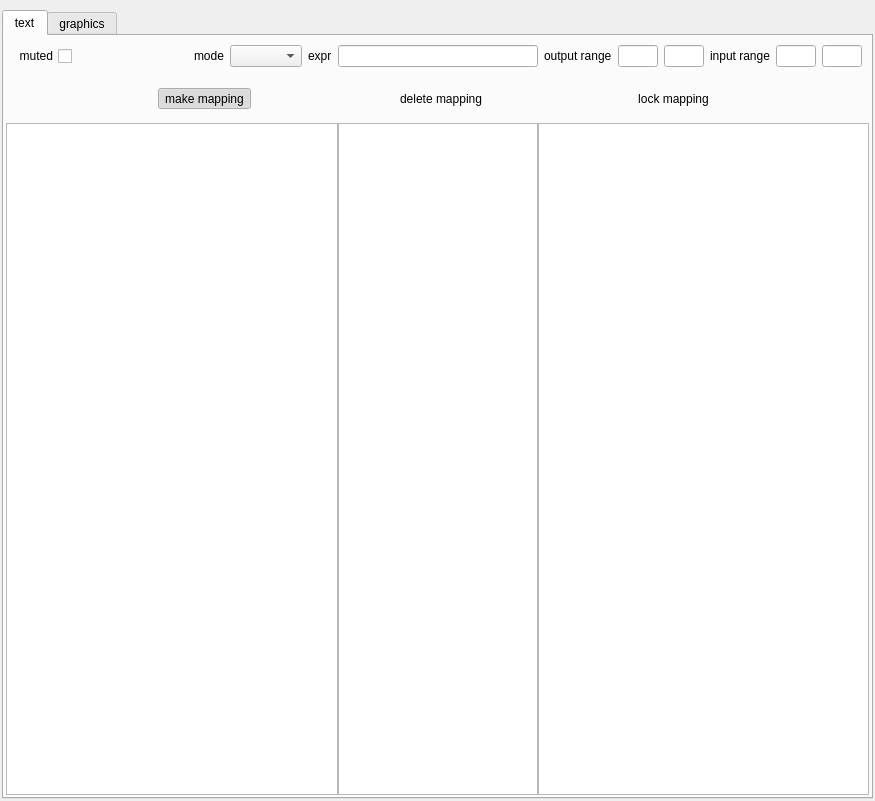
Qt form gui/form.ui (vijayrudraraju/qtmapper) before a commit.
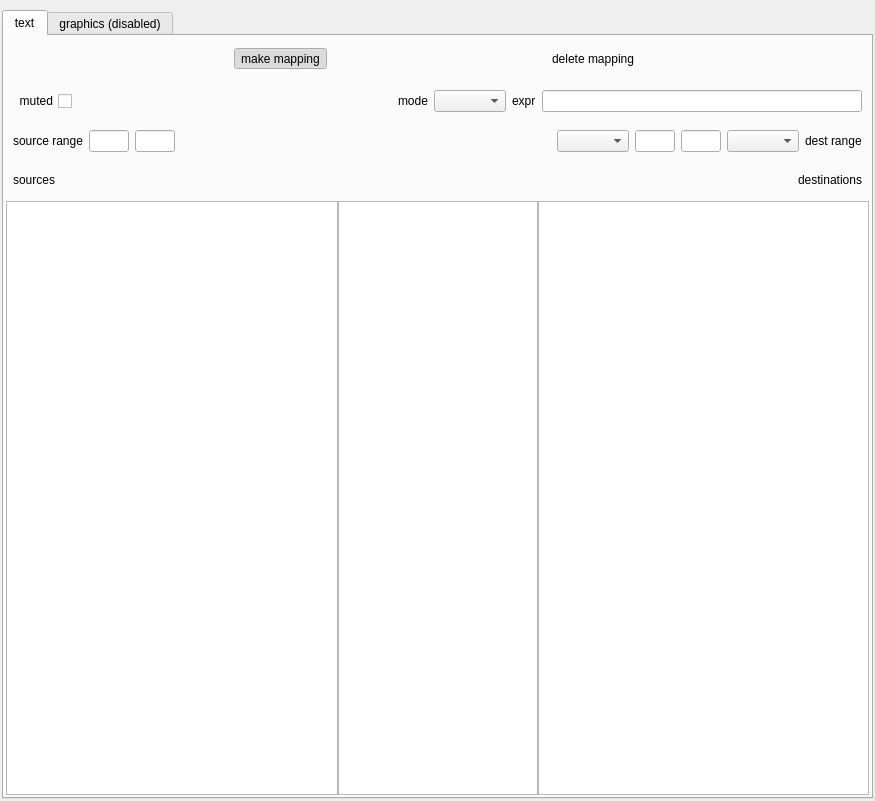
The same form after that commit. Custom widgets are drawn as their Qt base class.

Commit message: mapping parameter gui work backup

```diff
--- a/gui/form.ui
+++ b/gui/form.ui
@@ -52,6 +52,9 @@
      <property name="usesScrollButtons">
       <bool>false</bool>
      </property>
+     <property name="tabsClosable">
+      <bool>false</bool>
+     </property>
      <property name="movable">
       <bool>false</bool>
      </property>
@@ -72,6 +75,74 @@
        <property name="margin">
         <number>0</number>
        </property>
+       <item>
+        <widget class="QWidget" name="widget_2" native="true">
+         <property name="enabled">
+          <bool>true</bool>
+         </property>
+         <property name="sizePolicy">
+          <sizepolicy hsizetype="Preferred" vsizetype="Fixed">
+           <horstretch>0</horstretch>
+           <verstretch>0</verstretch>
+          </sizepolicy>
+         </property>
+         <layout class="QHBoxLayout" name="horizontalLayout_4">
+          <property name="spacing">
+           <number>0</number>
+          </property>
+          <property name="margin">
+           <number>12</number>
+          </property>
+          <item>
+           <widget class="QToolButton" name="makeButton">
+            <property name="enabled">
+             <bool>true</bool>
+            </property>
+            <property name="focusPolicy">
+             <enum>Qt::NoFocus</enum>
+            </property>
+            <property name="text">
+             <string>make mapping</string>
+            </property>
+            <property name="checkable">
+             <bool>true</bool>
+            </property>
+            <property name="checked">
+             <bool>true</bool>
+            </property>
+            <property name="autoExclusive">
+             <bool>true</bool>
+            </property>
+            <property name="autoRaise">
+             <bool>true</bool>
+            </property>
+           </widget>
+          </item>
+          <item>
+           <widget class="QToolButton" name="deleteButton">
+            <property name="enabled">
+             <bool>true</bool>
+            </property>
+            <property name="focusPolicy">
+             <enum>Qt::NoFocus</enum>
+            </property>
+            <property name="text">
+             <string>delete mapping</string>
+            </property>
+            <property name="checkable">
+             <bool>true</bool>
+            </property>
+            <property name="autoExclusive">
+             <bool>true</bool>
+            </property>
+            <property name="autoRaise">
+             <bool>true</bool>
+            </property>
+           </widget>
+          </item>
+         </layout>
+        </widget>
+       </item>
        <item>
         <widget class="QWidget" name="widget_3" native="true">
          <property name="sizePolicy">
@@ -141,15 +212,27 @@
             </property>
            </widget>
           </item>
+         </layout>
+        </widget>
+       </item>
+       <item>
+        <widget class="QWidget" name="widget_4" native="true">
+         <property name="sizePolicy">
+          <sizepolicy hsizetype="Preferred" vsizetype="Fixed">
+           <horstretch>0</horstretch>
+           <verstretch>0</verstretch>
+          </sizepolicy>
+         </property>
+         <layout class="QHBoxLayout" name="horizontalLayout_5">
           <item>
            <widget class="QLabel" name="label_3">
             <property name="text">
-             <string>output range</string>
+             <string>source range</string>
             </property>
            </widget>
           </item>
           <item>
-           <widget class="QLineEdit" name="lineEdit_1">
+           <widget class="QLineEdit" name="sourceMinRangeEdit">
             <property name="sizePolicy">
              <sizepolicy hsizetype="Fixed" vsizetype="Fixed">
               <horstretch>0</horstretch>
@@ -168,7 +251,7 @@
            </widget>
           </item>
           <item>
-           <widget class="QLineEdit" name="lineEdit_2">
+           <widget class="QLineEdit" name="sourceMaxRangeEdit">
             <property name="sizePolicy">
              <sizepolicy hsizetype="Fixed" vsizetype="Fixed">
               <horstretch>0</horstretch>
@@ -186,48 +269,67 @@
             </property>
            </widget>
           </item>
+          <item>
+           <spacer name="horizontalSpacer_3">
+            <property name="orientation">
+             <enum>Qt::Horizontal</enum>
+            </property>
+            <property name="sizeHint" stdset="0">
+             <size>
+              <width>40</width>
+              <height>20</height>
+             </size>
+            </property>
+           </spacer>
+          </item>
+          <item>
+           <widget class="QComboBox" name="minClipTypeComboBox"/>
+          </item>
+          <item>
+           <widget class="QLineEdit" name="destMinRangeEdit">
+            <property name="sizePolicy">
+             <sizepolicy hsizetype="Fixed" vsizetype="Fixed">
+              <horstretch>0</horstretch>
+              <verstretch>0</verstretch>
+             </sizepolicy>
+            </property>
+            <property name="maximumSize">
+             <size>
+              <width>40</width>
+              <height>16777215</height>
+             </size>
+            </property>
+            <property name="focusPolicy">
+             <enum>Qt::StrongFocus</enum>
+            </property>
+           </widget>
+          </item>
+          <item>
+           <widget class="QLineEdit" name="destMaxRangeEdit">
+            <property name="sizePolicy">
+             <sizepolicy hsizetype="Fixed" vsizetype="Fixed">
+              <horstretch>0</horstretch>
+              <verstretch>0</verstretch>
+             </sizepolicy>
+            </property>
+            <property name="maximumSize">
+             <size>
+              <width>40</width>
+              <height>16777215</height>
+             </size>
+            </property>
+            <property name="focusPolicy">
+             <enum>Qt::StrongFocus</enum>
+            </property>
+           </widget>
+          </item>
+          <item>
+           <widget class="QComboBox" name="maxClipTypeComboBox"/>
+          </item>
           <item>
            <widget class="QLabel" name="label_13">
             <property name="text">
-             <string>input range</string>
-            </property>
-           </widget>
-          </item>
-          <item>
-           <widget class="QLineEdit" name="lineEdit_3">
-            <property name="sizePolicy">
-             <sizepolicy hsizetype="Fixed" vsizetype="Fixed">
-              <horstretch>0</horstretch>
-              <verstretch>0</verstretch>
-             </sizepolicy>
-            </property>
-            <property name="maximumSize">
-             <size>
-              <width>40</width>
-              <height>16777215</height>
-             </size>
-            </property>
-            <property name="focusPolicy">
-             <enum>Qt::StrongFocus</enum>
-            </property>
-           </widget>
-          </item>
-          <item>
-           <widget class="QLineEdit" name="lineEdit_4">
-            <property name="sizePolicy">
-             <sizepolicy hsizetype="Fixed" vsizetype="Fixed">
-              <horstretch>0</horstretch>
-              <verstretch>0</verstretch>
-             </sizepolicy>
-            </property>
-            <property name="maximumSize">
-             <size>
-              <width>40</width>
-              <height>16777215</height>
-             </size>
-            </property>
-            <property name="focusPolicy">
-             <enum>Qt::StrongFocus</enum>
+             <string>dest range</string>
             </property>
            </widget>
           </item>
@@ -235,89 +337,38 @@
         </widget>
        </item>
        <item>
-        <widget class="QWidget" name="widget_2" native="true">
-         <property name="enabled">
-          <bool>true</bool>
-         </property>
+        <widget class="QWidget" name="horizontalWidget" native="true">
          <property name="sizePolicy">
           <sizepolicy hsizetype="Preferred" vsizetype="Fixed">
            <horstretch>0</horstretch>
            <verstretch>0</verstretch>
           </sizepolicy>
          </property>
-         <layout class="QHBoxLayout" name="horizontalLayout_4">
-          <property name="spacing">
-           <number>0</number>
-          </property>
-          <property name="margin">
-           <number>12</number>
-          </property>
+         <layout class="QHBoxLayout" name="horizontalLayout_2">
           <item>
-           <widget class="QToolButton" name="makeButton">
-            <property name="enabled">
-             <bool>true</bool>
-            </property>
-            <property name="focusPolicy">
-             <enum>Qt::NoFocus</enum>
-            </property>
+           <widget class="QLabel" name="label_17">
             <property name="text">
-             <string>make mapping</string>
+             <string>sources</string>
             </property>
-            <property name="checkable">
-             <bool>true</bool>
-            </property>
-            <property name="checked">
-             <bool>true</bool>
-            </property>
-            <property name="autoExclusive">
-             <bool>true</bool>
-            </property>
-            <property name="autoRaise">
-             <bool>true</bool>
-            </property>
            </widget>
           </item>
           <item>
-           <widget class="QToolButton" name="deleteButton">
-            <property name="enabled">
-             <bool>true</bool>
+           <spacer name="horizontalSpacer_2">
+            <property name="orientation">
+             <enum>Qt::Horizontal</enum>
             </property>
-            <property name="focusPolicy">
-             <enum>Qt::NoFocus</enum>
+            <property name="sizeHint" stdset="0">
+             <size>
+              <width>40</width>
+              <height>20</height>
+             </size>
             </property>
-            <property name="text">
-             <string>delete mapping</string>
-            </property>
-            <property name="checkable">
-             <bool>true</bool>
-            </property>
-            <property name="autoExclusive">
-             <bool>true</bool>
-            </property>
-            <property name="autoRaise">
-             <bool>true</bool>
-            </property>
-           </widget>
+           </spacer>
           </item>
           <item>
-           <widget class="QToolButton" name="lockButton">
-            <property name="enabled">
-             <bool>true</bool>
-            </property>
-            <property name="focusPolicy">
-             <enum>Qt::NoFocus</enum>
-            </property>
+           <widget class="QLabel" name="label_16">
             <property name="text">
-             <string>lock mapping</string>
-            </property>
-            <property name="checkable">
-             <bool>true</bool>
-            </property>
-            <property name="autoExclusive">
-             <bool>true</bool>
-            </property>
-            <property name="autoRaise">
-             <bool>true</bool>
+             <string>destinations</string>
             </property>
            </widget>
           </item>
@@ -472,7 +523,7 @@
        <bool>false</bool>
       </property>
       <attribute name="title">
-       <string>graphics</string>
+       <string>graphics (disabled)</string>
       </attribute>
       <layout class="QVBoxLayout" name="verticalLayout">
        <property name="spacing">
```
Left out of the diff: 6 changed lines with no effect on the pictures. The commit also changes 5 other files.
